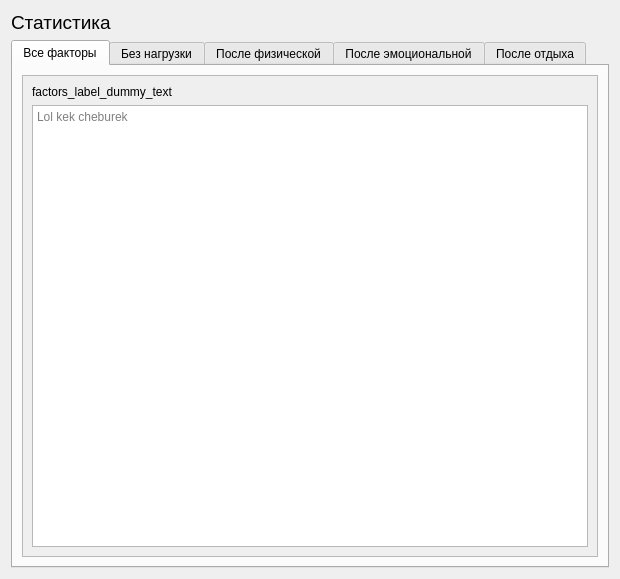
The window that src/main/python/ui/frame_sample.ui (podkidyshev/health-weather_correlation) describes before a commit, drawn with Qt 5.
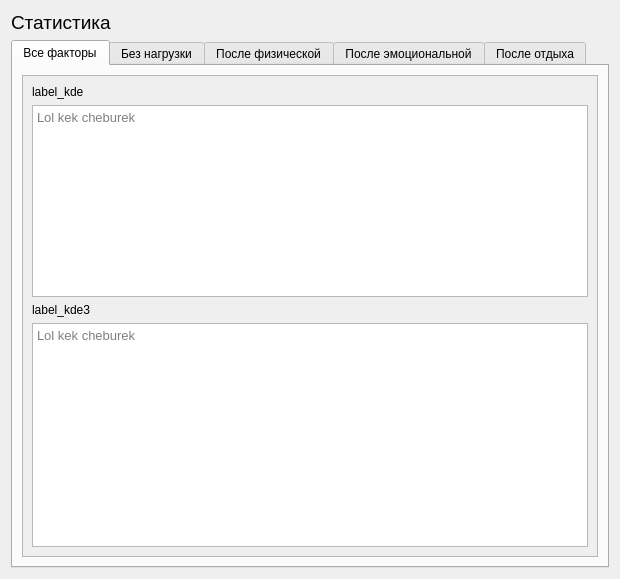
The same window after the commit. The open tabs and pages were chosen to show the change.

Commit message: Started beautifying sample's frame. Added Printer class for easy reports for either docx or ui

Diff of the .ui file:
```diff
--- a/src/main/python/ui/frame_sample.ui
+++ b/src/main/python/ui/frame_sample.ui
@@ -70,8 +70,8 @@
            <rect>
             <x>0</x>
             <y>0</y>
-            <width>548</width>
-            <height>465</height>
+            <width>576</width>
+            <height>486</height>
            </rect>
           </property>
           <layout class="QVBoxLayout" name="verticalLayout_3">
@@ -84,7 +84,7 @@
               </sizepolicy>
              </property>
              <property name="text">
-              <string>factors_label_dummy_text</string>
+              <string>label_kde</string>
              </property>
             </widget>
            </item>
@@ -96,6 +96,48 @@
                <verstretch>0</verstretch>
               </sizepolicy>
              </property>
+             <property name="font">
+              <font>
+               <pointsize>10</pointsize>
+              </font>
+             </property>
+             <property name="verticalScrollBarPolicy">
+              <enum>Qt::ScrollBarAsNeeded</enum>
+             </property>
+             <property name="sizeAdjustPolicy">
+              <enum>QAbstractScrollArea::AdjustIgnored</enum>
+             </property>
+             <property name="documentTitle">
+              <string/>
+             </property>
+             <property name="readOnly">
+              <bool>true</bool>
+             </property>
+             <property name="placeholderText">
+              <string>Lol kek cheburek</string>
+             </property>
+            </widget>
+           </item>
+           <item>
+            <widget class="QLabel" name="label_kde3">
+             <property name="sizePolicy">
+              <sizepolicy hsizetype="Expanding" vsizetype="Maximum">
+               <horstretch>0</horstretch>
+               <verstretch>0</verstretch>
+              </sizepolicy>
+             </property>
+             <property name="text">
+              <string>label_kde3</string>
+             </property>
+            </widget>
+           </item>
+           <item>
+            <widget class="QTextEdit" name="text_main_2">
+             <property name="font">
+              <font>
+               <pointsize>10</pointsize>
+              </font>
+             </property>
              <property name="readOnly">
               <bool>true</bool>
              </property>
```
Left out of the diff: 31 changed lines with no effect on the pictures. The commit also changes 6 other files.
